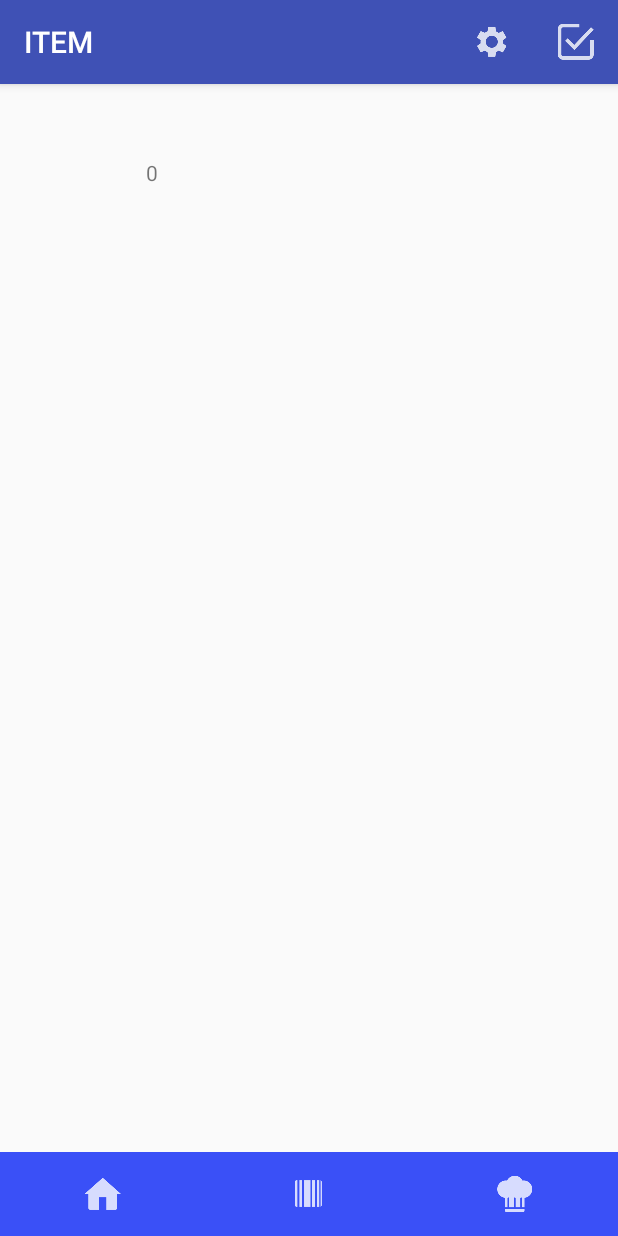
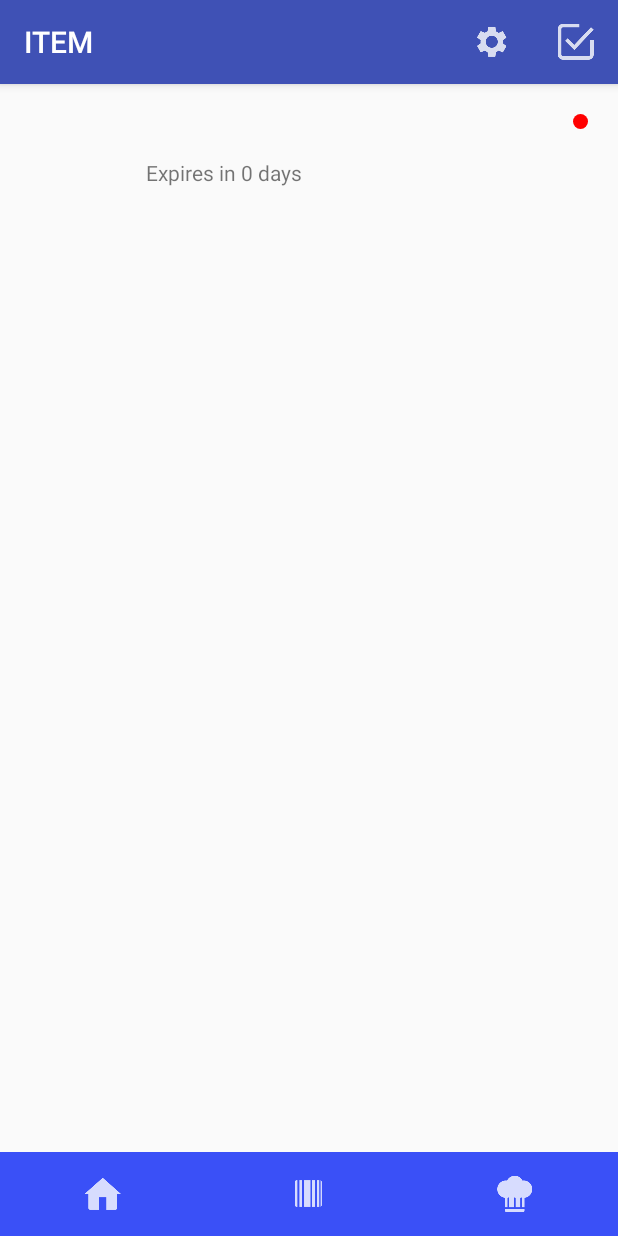
Before and after one commit to singhh213/project-fresh, an Android app: the fragment ItemInfo placed in its activity, on a phone screen of 412 x 824 dp. Run offline under Robolectric (Android 15) with nearby library versions, the phone set to English and light mode, and no system bars; libraries missing offline, so code that uses them is left out: com.google.zxing.integration, com.parse; 2 statements that could not run were skipped.

```diff
--- a/app/build.gradle
+++ b/app/build.gradle
@@ -26,4 +26,6 @@ dependencies {
     compile 'com.android.support:support-v4:23.1.1'
     compile 'com.parse.bolts:bolts-android:1.+'
     compile 'com.parse:parse-android:1.+'
+    compile 'com.journeyapps:zxing-android-embedded:3.0.2@aar'
+    compile 'com.google.zxing:core:3.2.0'
 }
--- a/app/src/main/java/edu/uw/singhh17/project_fresh/ItemInfo.java
+++ b/app/src/main/java/edu/uw/singhh17/project_fresh/ItemInfo.java
@@ -1,6 +1,8 @@
 package edu.uw.singhh17.project_fresh;
 
 import android.content.Context;
+import android.graphics.Color;
+import android.graphics.drawable.GradientDrawable;
 import android.net.Uri;
 import android.os.Bundle;
 import android.support.v4.app.Fragment;
@@ -8,6 +10,7 @@ import android.util.Log;
 import android.view.LayoutInflater;
 import android.view.View;
 import android.view.ViewGroup;
+import android.widget.ImageView;
 import android.widget.TextView;
 
 
@@ -43,8 +46,24 @@ public class ItemInfo extends Fragment {
         TextView itemName = (TextView) rootView.findViewById(R.id.itemName);
         TextView expInfo = (TextView) rootView.findViewById(R.id.expireInfo);
 
+        ImageView indicator = (ImageView) rootView.findViewById(R.id.colorIndicator);
+        GradientDrawable bgShape = (GradientDrawable)indicator.getBackground();
+
         itemName.setText(name);
-        expInfo.setText(Integer.toString(expireInfo));
+
+        if (expireInfo > 5) {
+            Log.d("TEST days left", "getView: " + expireInfo);
+            bgShape.setColor(Color.GREEN);
+        } else if (expireInfo > 3){
+            bgShape.setColor(Color.YELLOW);
+        } else {
+            bgShape.setColor(Color.RED);
+        }
+
+        expInfo.setText("Expires in " + Integer.toString(expireInfo) + " days");
+
+//        itemName.setText(name);
+//        expInfo.setText(Integer.toString(expireInfo));
 
 
         return rootView;
--- a/app/src/main/java/edu/uw/singhh17/project_fresh/PantryAdapter.java
+++ b/app/src/main/java/edu/uw/singhh17/project_fresh/PantryAdapter.java
@@ -2,12 +2,17 @@ package edu.uw.singhh17.project_fresh;
 
 import android.app.Activity;
 import android.content.Context;
+import android.graphics.Color;
+import android.graphics.drawable.GradientDrawable;
 import android.util.Log;
 import android.view.LayoutInflater;
 import android.view.View;
 import android.view.ViewGroup;
 import android.widget.ArrayAdapter;
+import android.widget.ImageView;
 import android.widget.TextView;
+
+import java.util.ArrayList;
 
 /**
  * Created by harpreetsingh on 4/9/16.
@@ -16,9 +21,9 @@ public class PantryAdapter extends ArrayAdapter<PantryData> {
 
     private Context context;
     private int resource;
-    private PantryData[] objects;
+    private ArrayList<PantryData> objects;
 
-    public PantryAdapter(Context context, int resource, PantryData[] objects) {
+    public PantryAdapter(Context context, int resource, ArrayList<PantryData> objects) {
         super(context, resource, objects);
         this.context = context;
         this.resource = resource;
@@ -33,9 +38,24 @@ public class PantryAdapter extends ArrayAdapter<PantryData> {
 
         TextView itemName = (TextView) row.findViewById(R.id.name);
         TextView expInfo = (TextView) row.findViewById(R.id.expireInfo);
+        ImageView indicator = (ImageView) row.findViewById(R.id.colorIndicator);
+        GradientDrawable bgShape = (GradientDrawable)indicator.getBackground();
 
-        itemName.setText(objects[position].name);
-        expInfo.setText(Integer.toString(objects[position].daysLeft));
+        itemName.setText(objects.get(position).name);
+        int daysLeft = objects.get(position).daysLeft;
+        Log.d("TEST days left", "getView: " + daysLeft);
+
+        if (daysLeft > 5) {
+            Log.d("TEST days left", "getView: " + daysLeft);
+            bgShape.setColor(Color.GREEN);
+        } else if (daysLeft > 3){
+            bgShape.setColor(Color.YELLOW);
+        } else {
+            bgShape.setColor(Color.RED);
+        }
+
+        expInfo.setText("Expires in " + Integer.toString(daysLeft) + " days");
+
         return row;
     }
 
--- a/app/src/main/java/edu/uw/singhh17/project_fresh/PantryView.java
+++ b/app/src/main/java/edu/uw/singhh17/project_fresh/PantryView.java
@@ -13,6 +13,14 @@ import android.view.View;
 import android.view.ViewGroup;
 import android.widget.AdapterView;
 import android.widget.ListView;
+
+import com.parse.FindCallback;
+import com.parse.ParseException;
+import com.parse.ParseObject;
+import com.parse.ParseQuery;
+
+import java.util.ArrayList;
+import java.util.List;
 
 
 public class PantryView extends Fragment implements ItemInfo.OnFragmentInteractionListener {
@@ -42,33 +50,65 @@ public class PantryView extends Fragment implements ItemInfo.OnFragmentInteracti
         getActivity().setTitle("PANTRY");
 
 
-        final PantryData data[] = new PantryData[] {
-                new PantryData("Cheddar Cheese", 2),
-                new PantryData("Milk", 2),
-                new PantryData("Bacon", 3),
-                new PantryData("Egg", 5),
-                new PantryData("Yogurt", 7),
-                new PantryData("Peanut Butter", 8),
-                new PantryData("Bread", 4),
-                new PantryData("Crackers", 16),
-                new PantryData("Apples", 5),
-                new PantryData("Juice", 8)
-        };
+        final PantryData data[] = new PantryData[] {};
+
+//        {
+//                new PantryData("Cheddar Cheese", 2),
+//                new PantryData("Milk", 2),
+//                new PantryData("Bacon", 3),
+//                new PantryData("Egg", 5),
+//                new PantryData("Yogurt", 7),
+//                new PantryData("Peanut Butter", 8),
+//                new PantryData("Bread", 4),
+//                new PantryData("Crackers", 16),
+//                new PantryData("Apples", 5),
+//                new PantryData("Juice", 8)
+//        };
+
+        final ArrayList<PantryData> parseData = new ArrayList<PantryData>();
+
+
 
         final View rootView = inflater.inflate(R.layout.fragment_pantry_view, container, false);
 
-
-        PantryAdapter pAdapter = new PantryAdapter(getActivity(), R.layout.row_pantry, data);
+        final PantryAdapter pAdapter = new PantryAdapter(getActivity(), R.layout.row_pantry, parseData);
         AdapterView pantryView = (AdapterView)rootView.findViewById(R.id.pantryList);
         pantryView.setAdapter(pAdapter);
+
+        ParseQuery<ParseObject> query = ParseQuery.getQuery("Pantry");
+        query.findInBackground(new FindCallback<ParseObject>() {
+
+            @Override
+            public void done(List<ParseObject> objects, ParseException e) {
+
+
+                if (e == null) {
+                    if (objects.size() > 0) {
+
+                        for (int i = 0; i < objects.size(); i++) {
+                            ParseObject p = objects.get(i);
+
+                            Log.d("TEST", "done: " + p.getString("item"));
+//                           parseData.add(new PantryData(p.getString("item"), p.getInt("daysLeft")));
+//                            data[i] = new PantryData(p.getString("item"), p.getInt("daysLeft"));
+
+                            pAdapter.add(new PantryData(p.getString("item"), p.getInt("daysLeft")));
+
+                        }
+                    }
+
+                }
+
+            }
+        });
 
         pantryView.setOnItemClickListener(new AdapterView.OnItemClickListener() {
             @Override
             public void onItemClick(AdapterView<?> parent, View view, int position, long id) {
                 Log.d("TEST CLICK", "onItemClick: " + position);
                 Bundle bundle = new Bundle();
-                bundle.putString("name", data[position].name);
-                bundle.putInt("expireInfo", data[position].daysLeft);
+                bundle.putString("name", parseData.get(position).name);
+                bundle.putInt("expireInfo", parseData.get(position).daysLeft);
                 ItemInfo itemObj = new ItemInfo();
                 itemObj.setArguments(bundle);
 
--- a/app/src/main/java/edu/uw/singhh17/project_fresh/Scan.java
+++ b/app/src/main/java/edu/uw/singhh17/project_fresh/Scan.java
@@ -7,6 +7,9 @@ import android.support.v4.app.Fragment;
 import android.view.LayoutInflater;
 import android.view.View;
 import android.view.ViewGroup;
+
+import com.google.zxing.client.android.Intents;
+import com.google.zxing.integration.android.IntentIntegrator;
 
 
 public class Scan extends Fragment {
@@ -30,7 +33,7 @@ public class Scan extends Fragment {
                              Bundle savedInstanceState) {
         // Inflate the layout for this fragment
         getActivity().setTitle("SCAN");
-
+//        new IntentIntegrator(getActivity()).initiateScan();
         return inflater.inflate(R.layout.fragment_scan, container, false);
     }
 
--- /dev/null
+++ b/app/src/main/res/drawable/circle.xml
@@ -0,0 +1,12 @@
+<?xml version="1.0" encoding="utf-8"?>
+<shape
+    xmlns:android="http://schemas.android.com/apk/res/android"
+    android:shape="oval">
+
+    <solid
+        android:color="#458B00"/>
+
+    <size
+        android:width="120dp"
+        android:height="120dp"/>
+</shape>
--- a/app/src/main/res/layout/activity_main.xml
+++ b/app/src/main/res/layout/activity_main.xml
@@ -5,11 +5,14 @@
     android:layout_height="match_parent"
     tools:context="edu.uw.singhh17.project_fresh.MainActivity">
 
+    <LinearLayout
+        android:layout_width="match_parent"
+        android:layout_height="match_parent"
+        android:layout_above="@+id/bottomActionBar">
     <FrameLayout
         android:id="@+id/container1"
         android:layout_width="match_parent"
-        android:layout_height="wrap_content"
-        >
+        android:layout_height="match_parent">
 
         <!--<ListView-->
             <!--android:layout_width="wrap_content"-->
@@ -19,6 +22,7 @@
             <!--android:layout_centerHorizontal="true" />-->
 
     </FrameLayout>
+    </LinearLayout>
 
     <LinearLayout
         android:orientation="horizontal"
--- a/app/src/main/res/layout/fragment_item_info.xml
+++ b/app/src/main/res/layout/fragment_item_info.xml
@@ -16,14 +16,16 @@
         android:orientation="vertical"
         android:layout_width="247dp"
         android:layout_height="match_parent"
-        android:layout_gravity="center_horizontal|top">
+        android:layout_gravity="center_horizontal|top"
+        android:layout_marginTop="5dp">
 
         <TextView
-            android:layout_width="216dp"
+            android:layout_width="277dp"
             android:layout_height="wrap_content"
             android:textAppearance="?android:attr/textAppearanceLarge"
             android:text="Large Text"
             android:id="@+id/itemName"
+            android:textSize="17sp"
             android:layout_marginLeft="15dp" />
 
         <TextView
@@ -37,10 +39,12 @@
     </LinearLayout>
 
     <ImageView
-        android:layout_width="30dp"
-        android:layout_height="30dp"
+        android:layout_width="10dp"
+        android:layout_height="10dp"
         android:id="@+id/colorIndicator"
         android:layout_marginTop="20dp"
-        android:layout_gravity="right|top" />
+        android:layout_marginRight="20dp"
+        android:layout_gravity="right|top"
+        android:background="@drawable/circle"/>
 
 </FrameLayout>
```
Also changed, not shown: app/src/main/java/edu/uw/singhh17/project_fresh/JSONAsyncTask.java (added, +86 -0 lines), app/src/main/java/edu/uw/singhh17/project_fresh/MainActivity.java (+50 -17 lines), app/src/main/res/layout/row_pantry.xml (+9 -4 lines).
